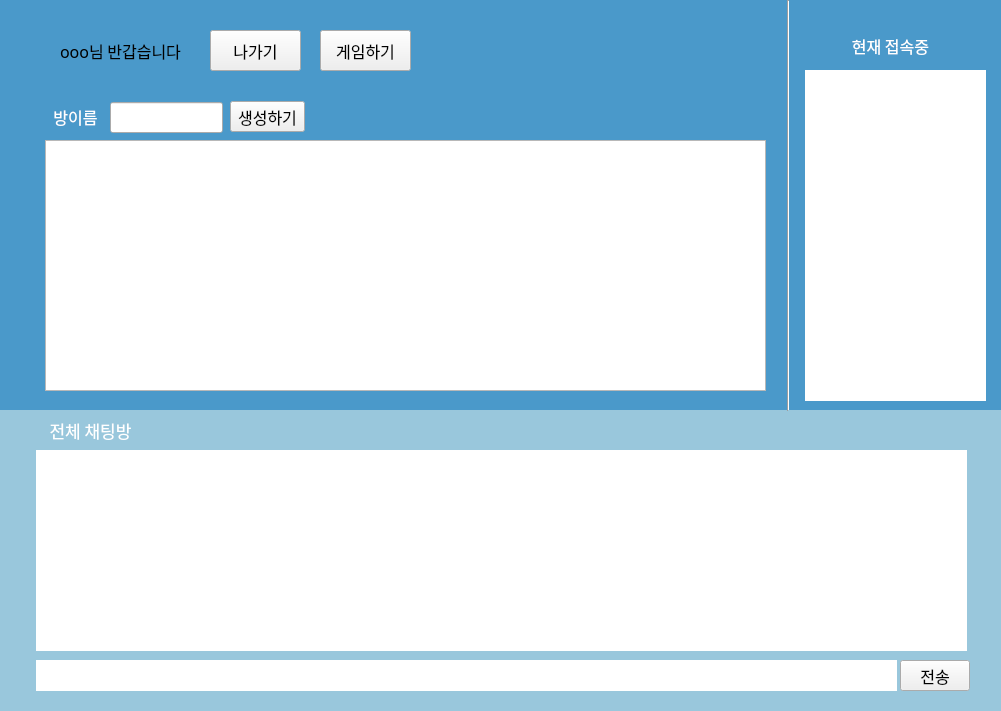
Above: ui/chat.ui from dustn011/networkProject before the change. Below: the same form after it.
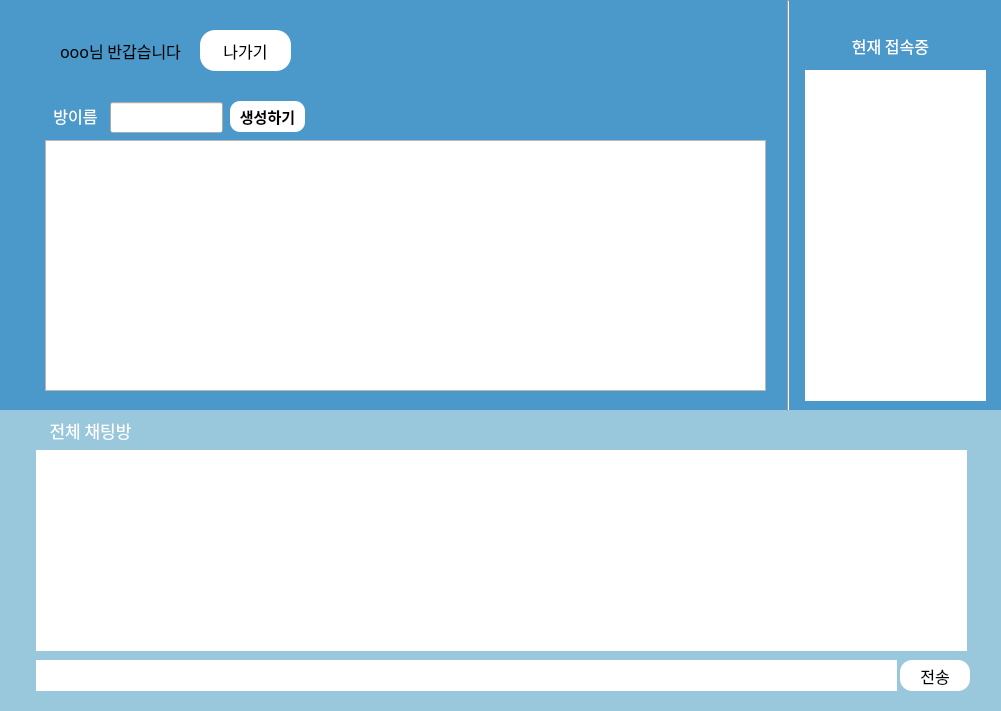
That is the form after the change. The open tabs and pages were chosen to show the change. Icons and pictures are not drawn.

Commit message: 02.02 ui 버튼 동그랗게 수정, 클라이언트 프린트문 지움

Patch:
```diff
--- a/ui/chat.ui
+++ b/ui/chat.ui
@@ -41,6 +41,10 @@
        <pointsize>11</pointsize>
       </font>
      </property>
+     <property name="styleSheet">
+      <string notr="true">border-radius: 10px;
+background-color: rgb(255, 255, 255);</string>
+     </property>
      <property name="text">
       <string>입장하기</string>
      </property>
@@ -63,9 +67,9 @@
      <property name="geometry">
       <rect>
        <x>690</x>
-       <y>330</y>
+       <y>340</y>
        <width>191</width>
-       <height>41</height>
+       <height>31</height>
       </rect>
      </property>
      <property name="font">
@@ -98,14 +102,14 @@
       <string/>
      </property>
      <property name="pixmap">
-      <pixmap>../../../Desktop/배경.jpg</pixmap>
+      <pixmap>배경.jpg</pixmap>
      </property>
     </widget>
     <widget class="QLabel" name="label_8">
      <property name="geometry">
       <rect>
-       <x>-20</x>
-       <y>50</y>
+       <x>-10</x>
+       <y>60</y>
        <width>1021</width>
        <height>111</height>
       </rect>
@@ -161,6 +165,10 @@
        <pointsize>12</pointsize>
       </font>
      </property>
+     <property name="styleSheet">
+      <string notr="true">border-radius: 12px;
+background-color: rgb(255, 255, 255);</string>
+     </property>
      <property name="text">
       <string>전송</string>
      </property>
@@ -190,7 +198,7 @@
     <widget class="QPushButton" name="btn_leaveChat">
      <property name="geometry">
       <rect>
-       <x>210</x>
+       <x>200</x>
        <y>30</y>
        <width>91</width>
        <height>41</height>
@@ -203,34 +211,13 @@
       </font>
      </property>
      <property name="styleSheet">
-      <string notr="true"/>
+      <string notr="true">border-radius: 15px;
+background-color: rgb(255, 255, 255);</string>
      </property>
      <property name="text">
       <string>나가기</string>
      </property>
     </widget>
-    <widget class="QPushButton" name="pushButton">
-     <property name="geometry">
-      <rect>
-       <x>320</x>
-       <y>30</y>
-       <width>91</width>
-       <height>41</height>
-      </rect>
-     </property>
-     <property name="font">
-      <font>
-       <family>경기천년바탕 Bold</family>
-       <pointsize>12</pointsize>
-      </font>
-     </property>
-     <property name="styleSheet">
-      <string notr="true"/>
-     </property>
-     <property name="text">
-      <string>게임하기</string>
-     </property>
-    </widget>
     <widget class="QListWidget" name="listwdg_chattingBox">
      <property name="geometry">
       <rect>
@@ -301,9 +288,9 @@
      <property name="geometry">
       <rect>
        <x>40</x>
-       <y>100</y>
+       <y>90</y>
        <width>731</width>
-       <height>301</height>
+       <height>311</height>
       </rect>
      </property>
      <property name="font">
@@ -323,7 +310,7 @@
        <property name="geometry">
         <rect>
          <x>5</x>
-         <y>40</y>
+         <y>50</y>
          <width>721</width>
          <height>251</height>
         </rect>
@@ -333,9 +320,9 @@
        <property name="geometry">
         <rect>
          <x>10</x>
-         <y>6</y>
+         <y>10</y>
          <width>51</width>
-         <height>21</height>
+         <height>31</height>
         </rect>
        </property>
        <property name="font">
@@ -359,7 +346,7 @@
        <property name="geometry">
         <rect>
          <x>70</x>
-         <y>2</y>
+         <y>12</y>
          <width>113</width>
          <height>31</height>
         </rect>
@@ -369,7 +356,7 @@
        <property name="geometry">
         <rect>
          <x>190</x>
-         <y>1</y>
+         <y>11</y>
          <width>75</width>
          <height>31</height>
         </rect>
@@ -377,12 +364,14 @@
        <property name="font">
         <font>
          <family>경기천년바탕 Bold</family>
-         <pointsize>12</pointsize>
+         <pointsize>11</pointsize>
+         <weight>75</weight>
+         <bold>true</bold>
         </font>
        </property>
        <property name="styleSheet">
-        <string notr="true">
-</string>
+        <string notr="true">border-radius: 10px;
+background-color: rgb(255, 255, 255);</string>
        </property>
        <property name="text">
         <string>생성하기</string>
@@ -570,7 +559,6 @@
     <zorder>btn_sendMessage</zorder>
     <zorder>lbl_wellcome</zorder>
     <zorder>btn_leaveChat</zorder>
-    <zorder>pushButton</zorder>
     <zorder>listwdg_chattingBox</zorder>
     <zorder>label_2</zorder>
     <zorder>listwdg_connectionPeople</zorder>
@@ -578,27 +566,6 @@
     <zorder>label_4</zorder>
     <zorder>line</zorder>
    </widget>
-   <widget class="QWidget" name="gamePage">
-    <widget class="QLabel" name="label_3">
-     <property name="geometry">
-      <rect>
-       <x>60</x>
-       <y>40</y>
-       <width>231</width>
-       <height>91</height>
-      </rect>
-     </property>
-     <property name="font">
-      <font>
-       <family>Arial</family>
-       <pointsize>16</pointsize>
-      </font>
-     </property>
-     <property name="text">
-      <string>게임페이지</string>
-     </property>
-    </widget>
-   </widget>
   </widget>
  </widget>
  <resources/>
```
The commit also changes 1 other file.
